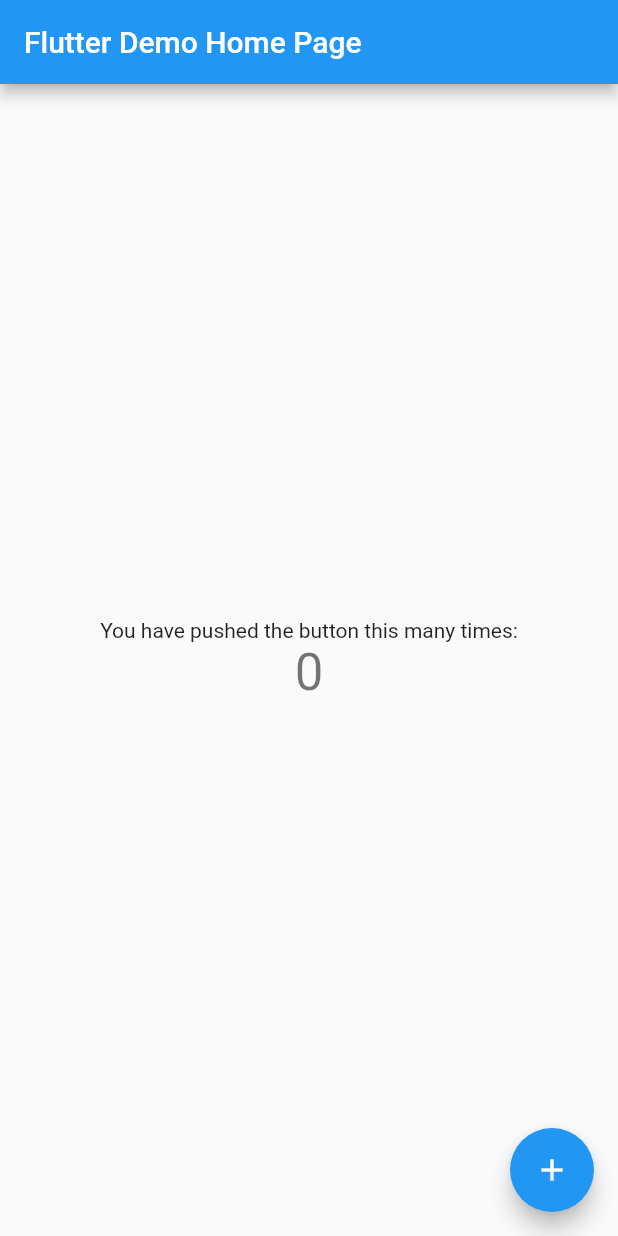
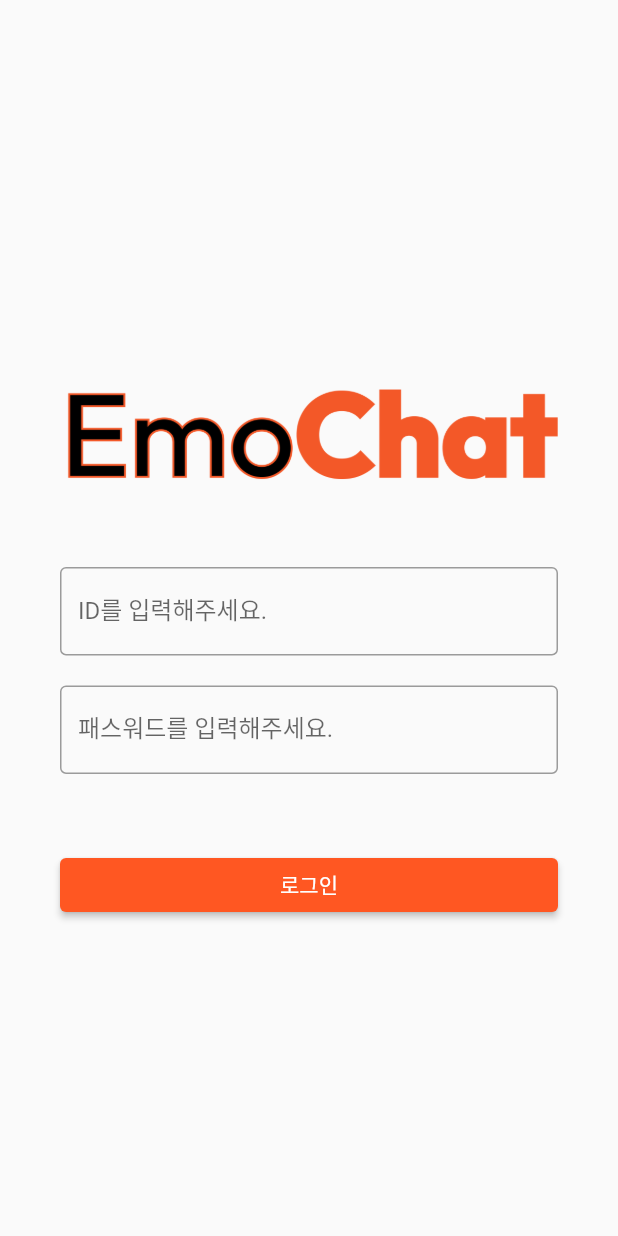
Before and after one commit to yongjaelim/emo_chat_mobile, a Flutter app: the screen it shows after launch, on a phone screen of 412 x 824 dp. Run offline on Flutter 3.47's test engine with Material 2 defaults, Android fonts, the phone set to English and light mode, and no system bars; our stand-ins replace flutter_native_splash, permission_handler.

Commit message:
implemented login view UI

```diff
--- a/lib/main.dart
+++ b/lib/main.dart
@@ -1,6 +1,12 @@
+import 'package:emo_chat_mobile/ui/login/login_view.dart';
 import 'package:flutter/material.dart';
+import 'package:flutter_native_splash/flutter_native_splash.dart';
+import 'package:permission_handler/permission_handler.dart';
 
-void main() {
+Future<void> main() async {
+  WidgetsBinding widgetsBinding = WidgetsFlutterBinding.ensureInitialized();
+  FlutterNativeSplash.preserve(widgetsBinding: widgetsBinding);
+
   runApp(const MyApp());
 }
 
@@ -24,7 +30,7 @@ class MyApp extends StatelessWidget {
         // is not restarted.
         primarySwatch: Colors.blue,
       ),
-      home: const MyHomePage(title: 'Flutter Demo Home Page'),
+      home: LoginView()
     );
   }
 }
--- /dev/null
+++ b/lib/ui/login/login_view.dart
@@ -0,0 +1,97 @@
+import 'package:flutter/material.dart';
+import 'package:flutter_native_splash/flutter_native_splash.dart';
+import 'package:permission_handler/permission_handler.dart';
+
+class LoginView extends StatefulWidget {
+  const LoginView({Key? key}) : super(key: key);
+
+  @override
+  State<LoginView> createState() => _LoginViewState();
+}
+
+class _LoginViewState extends State<LoginView> {
+  TextEditingController id = TextEditingController();
+  TextEditingController pwd = TextEditingController();
+  @override
+  void initState() {
+    super.initState();
+    initialization();
+  }
+
+  void initialization() async {
+    await Permission.camera.request();
+    await Permission.photos.request();
+
+    FlutterNativeSplash.remove();
+  }
+
+  @override
+  Widget build(BuildContext context) {
+    return GestureDetector(
+      onTap: () {
+        FocusScope.of(context).unfocus();
+      },
+      child: Scaffold(
+        body: Center(
+          child: Column(
+            mainAxisAlignment: MainAxisAlignment.center,
+            children: [
+              Padding(
+                padding: const EdgeInsets.all(40),
+                child: Image.asset('assets/images/emo_chat.png'),
+              ),
+              Padding(
+                padding: const EdgeInsets.only(
+                    left: 40,
+                    right: 40,
+                    bottom: 20
+                ),
+                child: TextField(
+                  decoration: const InputDecoration(
+                    border: OutlineInputBorder(),
+                    labelText: 'ID를 입력해주세요.',
+                  ),
+                  controller: id,
+                ),
+              ),
+              Padding(
+                padding: const EdgeInsets.only(
+                    left: 40,
+                    right: 40,
+                    bottom: 50
+                ),
+                child: TextField(
+                  decoration: const InputDecoration(
+                    border: OutlineInputBorder(),
+                    labelText: '패스워드를 입력해주세요.',
+                  ),
+                  controller: pwd,
+                  obscureText: true,
+                ),
+              ),
+              Padding(
+                padding: const EdgeInsets.only(
+                    left: 40,
+                    right: 40
+                ),
+                child: SizedBox(
+                  width: double.infinity,
+                  child: ElevatedButton(
+                    onPressed: () {
+
+                    },
+                    child: const Text('로그인'),
+                    style: ElevatedButton.styleFrom(
+                      backgroundColor: Colors.deepOrange
+                    ),
+                  ),
+                ),
+              )
+            ],
+
+          )
+        )
+      ),
+    );
+  }
+}
```
Also changed, not shown: pubspec.yaml (+4 -3 lines), assets/images/emo_chat.png (added), pubspec.lock, 5 other files.
